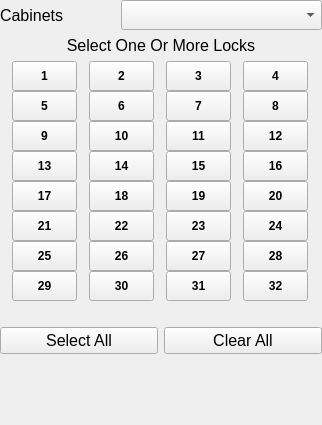
Qt form Key/lockcabinetwidget.ui (BuzzSiler/keycodebox-key) before a commit.
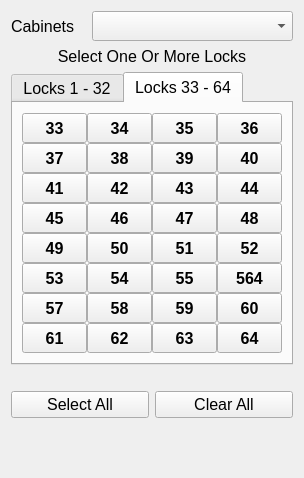
The same form after that commit. The open tabs and pages were chosen to show the change.

The edit to the form file:
```diff
--- a/Key/lockcabinetwidget.ui
+++ b/Key/lockcabinetwidget.ui
@@ -6,8 +6,8 @@
    <rect>
     <x>0</x>
     <y>0</y>
-    <width>322</width>
-    <height>425</height>
+    <width>303</width>
+    <height>478</height>
    </rect>
   </property>
   <property name="sizePolicy">
@@ -47,19 +47,7 @@
 }
 </string>
   </property>
-  <layout class="QVBoxLayout" name="verticalLayout_2">
-   <property name="leftMargin">
-    <number>0</number>
-   </property>
-   <property name="topMargin">
-    <number>0</number>
-   </property>
-   <property name="rightMargin">
-    <number>0</number>
-   </property>
-   <property name="bottomMargin">
-    <number>0</number>
-   </property>
+  <layout class="QVBoxLayout" name="verticalLayout_4">
    <item>
     <layout class="QVBoxLayout" name="vloSelectedCabinet">
      <property name="sizeConstraint">
@@ -117,12 +105,27 @@
     </layout>
    </item>
    <item>
-    <layout class="QVBoxLayout" name="vloLockButtons">
+    <widget class="QTabWidget" name="twLockBanks">
+     <property name="font">
+      <font>
+       <pointsize>12</pointsize>
+      </font>
+     </property>
+     <property name="currentIndex">
+      <number>0</number>
+     </property>
+     <widget class="QWidget" name="tabBankA">
+      <attribute name="title">
+       <string>Locks 1 - 32</string>
+      </attribute>
+      <layout class="QVBoxLayout" name="verticalLayout_2">
+       <item>
+        <layout class="QVBoxLayout" name="vloBankALockButtons">
      <property name="spacing">
       <number>0</number>
      </property>
      <item>
-      <layout class="QHBoxLayout" name="hloLocksRow1">
+          <layout class="QHBoxLayout" name="hloBankALocksRow1">
        <property name="spacing">
         <number>0</number>
        </property>
@@ -268,7 +271,7 @@
       </layout>
      </item>
      <item>
-      <layout class="QHBoxLayout" name="hloLocksRow2">
+          <layout class="QHBoxLayout" name="hloBankALocksRow2">
        <property name="spacing">
         <number>0</number>
        </property>
@@ -411,7 +414,7 @@
       </layout>
      </item>
      <item>
-      <layout class="QHBoxLayout" name="hloLocksRow3">
+          <layout class="QHBoxLayout" name="hloBankALocksRow3">
        <property name="spacing">
         <number>0</number>
        </property>
@@ -554,7 +557,7 @@
       </layout>
      </item>
      <item>
-      <layout class="QHBoxLayout" name="hloLocksRow4">
+          <layout class="QHBoxLayout" name="hloBankALocksRow4">
        <property name="spacing">
         <number>0</number>
        </property>
@@ -697,7 +700,7 @@
       </layout>
      </item>
      <item>
-      <layout class="QHBoxLayout" name="hloLocksRow5">
+          <layout class="QHBoxLayout" name="hloBankALocksRow5">
        <property name="spacing">
         <number>0</number>
        </property>
@@ -840,7 +843,7 @@
       </layout>
      </item>
      <item>
-      <layout class="QHBoxLayout" name="hloLocksRow6">
+          <layout class="QHBoxLayout" name="hloBankALocksRow6">
        <property name="spacing">
         <number>0</number>
        </property>
@@ -983,7 +986,7 @@
       </layout>
      </item>
      <item>
-      <layout class="QHBoxLayout" name="hloLocksRow7">
+          <layout class="QHBoxLayout" name="hloBankALocksRow7">
        <property name="spacing">
         <number>0</number>
        </property>
@@ -1126,7 +1129,7 @@
       </layout>
      </item>
      <item>
-      <layout class="QHBoxLayout" name="hloLocksRow8">
+          <layout class="QHBoxLayout" name="hloBankALocksRow8">
        <property name="spacing">
         <number>0</number>
        </property>
@@ -1275,6 +1278,1177 @@
       </layout>
      </item>
     </layout>
+       </item>
+      </layout>
+     </widget>
+     <widget class="QWidget" name="tabBankB">
+      <attribute name="title">
+       <string>Locks 33 - 64</string>
+      </attribute>
+      <layout class="QVBoxLayout" name="verticalLayout_3">
+       <item>
+        <layout class="QVBoxLayout" name="vloBankBLockButtons">
+         <property name="spacing">
+          <number>0</number>
+         </property>
+         <item>
+          <layout class="QHBoxLayout" name="hloBankBLocksRow1">
+           <property name="spacing">
+            <number>0</number>
+           </property>
+           <item>
+            <widget class="QPushButton" name="pbBankBLock33">
+             <property name="enabled">
+              <bool>true</bool>
+             </property>
+             <property name="sizePolicy">
+              <sizepolicy hsizetype="Fixed" vsizetype="Fixed">
+               <horstretch>0</horstretch>
+               <verstretch>0</verstretch>
+              </sizepolicy>
+             </property>
+             <property name="minimumSize">
+              <size>
+               <width>65</width>
+               <height>30</height>
+              </size>
+             </property>
+             <property name="maximumSize">
+              <size>
+               <width>65</width>
+               <height>30</height>
+              </size>
+             </property>
+             <property name="font">
+              <font>
+               <weight>75</weight>
+               <bold>true</bold>
+              </font>
+             </property>
+             <property name="text">
+              <string>33</string>
+             </property>
+             <property name="checkable">
+              <bool>true</bool>
+             </property>
+            </widget>
+           </item>
+           <item>
+            <widget class="QPushButton" name="pbBankBLock34">
+             <property name="sizePolicy">
+              <sizepolicy hsizetype="Fixed" vsizetype="Fixed">
+               <horstretch>0</horstretch>
+               <verstretch>0</verstretch>
+              </sizepolicy>
+             </property>
+             <property name="minimumSize">
+              <size>
+               <width>65</width>
+               <height>30</height>
+              </size>
+             </property>
+             <property name="maximumSize">
+              <size>
+               <width>65</width>
+               <height>30</height>
+              </size>
+             </property>
+             <property name="font">
+              <font>
+               <weight>75</weight>
+               <bold>true</bold>
+              </font>
+             </property>
+             <property name="text">
+              <string>34</string>
+             </property>
+             <property name="checkable">
+              <bool>true</bool>
+             </property>
+            </widget>
+           </item>
+           <item>
+            <widget class="QPushButton" name="pbBankBLock35">
+             <property name="sizePolicy">
+              <sizepolicy hsizetype="Fixed" vsizetype="Fixed">
+               <horstretch>0</horstretch>
+               <verstretch>0</verstretch>
+              </sizepolicy>
+             </property>
+             <property name="minimumSize">
+              <size>
+               <width>65</width>
+               <height>30</height>
+              </size>
+             </property>
+             <property name="maximumSize">
+              <size>
+               <width>65</width>
+               <height>30</height>
+              </size>
+             </property>
+             <property name="font">
+              <font>
+               <weight>75</weight>
+               <bold>true</bold>
+              </font>
+             </property>
+             <property name="text">
+              <string>35</string>
+             </property>
+             <property name="checkable">
+              <bool>true</bool>
+             </property>
+            </widget>
+           </item>
+           <item>
+            <widget class="QPushButton" name="pbBankBLock36">
+             <property name="sizePolicy">
+              <sizepolicy hsizetype="Fixed" vsizetype="Fixed">
+               <horstretch>0</horstretch>
+               <verstretch>0</verstretch>
+              </sizepolicy>
+             </property>
+             <property name="minimumSize">
+              <size>
+               <width>65</width>
+               <height>30</height>
+              </size>
+             </property>
+             <property name="maximumSize">
+              <size>
+               <width>65</width>
+               <height>30</height>
+              </size>
+             </property>
+             <property name="font">
+              <font>
+               <weight>75</weight>
+               <bold>true</bold>
+              </font>
+             </property>
+             <property name="text">
+              <string>36</string>
+             </property>
+             <property name="checkable">
+              <bool>true</bool>
+             </property>
+            </widget>
+           </item>
+          </layout>
+         </item>
+         <item>
+          <layout class="QHBoxLayout" name="hloBankBLocksRow2">
+           <property name="spacing">
+            <number>0</number>
+           </property>
+           <item>
+            <widget class="QPushButton" name="pbBankBLock37">
+             <property name="sizePolicy">
+              <sizepolicy hsizetype="Fixed" vsizetype="Fixed">
+               <horstretch>0</horstretch>
+               <verstretch>0</verstretch>
+              </sizepolicy>
+             </property>
+             <property name="minimumSize">
+              <size>
+               <width>65</width>
+               <height>30</height>
+              </size>
+             </property>
+             <property name="maximumSize">
+              <size>
+               <width>65</width>
+               <height>30</height>
+              </size>
+             </property>
+             <property name="font">
+              <font>
+               <weight>75</weight>
+               <bold>true</bold>
+              </font>
+             </property>
+             <property name="text">
+              <string>37</string>
+             </property>
+             <property name="checkable">
+              <bool>true</bool>
+             </property>
+            </widget>
+           </item>
+           <item>
+            <widget class="QPushButton" name="pbBankBLock38">
+             <property name="sizePolicy">
+              <sizepolicy hsizetype="Fixed" vsizetype="Fixed">
+               <horstretch>0</horstretch>
+               <verstretch>0</verstretch>
+              </sizepolicy>
+             </property>
+             <property name="minimumSize">
+              <size>
+               <width>65</width>
+               <height>30</height>
+              </size>
+             </property>
+             <property name="maximumSize">
+              <size>
+               <width>65</width>
+               <height>30</height>
+              </size>
+             </property>
+             <property name="font">
+              <font>
+               <weight>75</weight>
+               <bold>true</bold>
+              </font>
+             </property>
+             <property name="text">
+              <string>38</string>
+             </property>
+             <property name="checkable">
+              <bool>true</bool>
+             </property>
+            </widget>
+           </item>
+           <item>
+            <widget class="QPushButton" name="pbBankBLock39">
+             <property name="sizePolicy">
+              <sizepolicy hsizetype="Fixed" vsizetype="Fixed">
+               <horstretch>0</horstretch>
+               <verstretch>0</verstretch>
+              </sizepolicy>
+             </property>
+             <property name="minimumSize">
+              <size>
+               <width>65</width>
+               <height>30</height>
+              </size>
+             </property>
+             <property name="maximumSize">
+              <size>
+               <width>65</width>
+               <height>30</height>
+              </size>
+             </property>
+             <property name="font">
+              <font>
+               <weight>75</weight>
+               <bold>true</bold>
+              </font>
+             </property>
+             <property name="text">
+              <string>39</string>
+             </property>
+             <property name="checkable">
+              <bool>true</bool>
+             </property>
+            </widget>
+           </item>
+           <item>
+            <widget class="QPushButton" name="pbBankBLock40">
+             <property name="sizePolicy">
+              <sizepolicy hsizetype="Fixed" vsizetype="Fixed">
+               <horstretch>0</horstretch>
+               <verstretch>0</verstretch>
+              </sizepolicy>
+             </property>
+             <property name="minimumSize">
+              <size>
+               <width>65</width>
+               <height>30</height>
+              </size>
+             </property>
+             <property name="maximumSize">
+              <size>
+               <width>65</width>
+               <height>30</height>
+              </size>
+             </property>
+             <property name="font">
+              <font>
+               <weight>75</weight>
+               <bold>true</bold>
+              </font>
+             </property>
+             <property name="text">
+              <string>40</string>
+             </property>
+             <property name="checkable">
+              <bool>true</bool>
+             </property>
+            </widget>
+           </item>
+          </layout>
+         </item>
+         <item>
+          <layout class="QHBoxLayout" name="hloBankBLocksRow3">
+           <property name="spacing">
+            <number>0</number>
+           </property>
+           <item>
+            <widget class="QPushButton" name="pbBankBLock41">
+             <property name="sizePolicy">
+              <sizepolicy hsizetype="Fixed" vsizetype="Fixed">
+               <horstretch>0</horstretch>
+               <verstretch>0</verstretch>
+              </sizepolicy>
+             </property>
+             <property name="minimumSize">
+              <size>
+               <width>65</width>
+               <height>30</height>
+              </size>
+             </property>
+             <property name="maximumSize">
+              <size>
+               <width>65</width>
+               <height>30</height>
+              </size>
+             </property>
+             <property name="font">
+              <font>
+               <weight>75</weight>
+               <bold>true</bold>
+              </font>
+             </property>
+             <property name="text">
+              <string>41</string>
+             </property>
+             <property name="checkable">
+              <bool>true</bool>
+             </property>
+            </widget>
+           </item>
+           <item>
+            <widget class="QPushButton" name="pbBankBLock42">
+             <property name="sizePolicy">
+              <sizepolicy hsizetype="Fixed" vsizetype="Fixed">
+               <horstretch>0</horstretch>
+               <verstretch>0</verstretch>
+              </sizepolicy>
+             </property>
+             <property name="minimumSize">
+              <size>
+               <width>65</width>
+               <height>30</height>
+              </size>
+             </property>
+             <property name="maximumSize">
+              <size>
+               <width>65</width>
+               <height>30</height>
+              </size>
+             </property>
+             <property name="font">
+              <font>
+               <weight>75</weight>
+               <bold>true</bold>
+              </font>
+             </property>
+             <property name="text">
+              <string>42</string>
+             </property>
+             <property name="checkable">
+              <bool>true</bool>
+             </property>
+            </widget>
+           </item>
+           <item>
+            <widget class="QPushButton" name="pbBankBLock43">
+             <property name="sizePolicy">
+              <sizepolicy hsizetype="Fixed" vsizetype="Fixed">
+               <horstretch>0</horstretch>
+               <verstretch>0</verstretch>
+              </sizepolicy>
+             </property>
+             <property name="minimumSize">
+              <size>
+               <width>65</width>
+               <height>30</height>
+              </size>
+             </property>
+             <property name="maximumSize">
+              <size>
+               <width>65</width>
+               <height>30</height>
+              </size>
+             </property>
+             <property name="font">
+              <font>
+               <weight>75</weight>
+               <bold>true</bold>
+              </font>
+             </property>
+             <property name="text">
+              <string>43</string>
+             </property>
+             <property name="checkable">
+              <bool>true</bool>
+             </property>
+            </widget>
+           </item>
+           <item>
+            <widget class="QPushButton" name="pbBankBLock44">
+             <property name="sizePolicy">
+              <sizepolicy hsizetype="Fixed" vsizetype="Fixed">
+               <horstretch>0</horstretch>
+               <verstretch>0</verstretch>
+              </sizepolicy>
+             </property>
+             <property name="minimumSize">
+              <size>
+               <width>65</width>
+               <height>30</height>
+              </size>
+             </property>
+             <property name="maximumSize">
+              <size>
+               <width>65</width>
+               <height>30</height>
+              </size>
+             </property>
+             <property name="font">
+              <font>
+               <weight>75</weight>
+               <bold>true</bold>
+              </font>
+             </property>
+             <property name="text">
+              <string>44</string>
+             </property>
+             <property name="checkable">
+              <bool>true</bool>
+             </property>
+            </widget>
+           </item>
+          </layout>
+         </item>
+         <item>
+          <layout class="QHBoxLayout" name="hloBankBLocksRow4">
+           <property name="spacing">
+            <number>0</number>
+           </property>
+           <item>
+            <widget class="QPushButton" name="pbBankBLock45">
+             <property name="sizePolicy">
+              <sizepolicy hsizetype="Fixed" vsizetype="Fixed">
+               <horstretch>0</horstretch>
+               <verstretch>0</verstretch>
+              </sizepolicy>
+             </property>
+             <property name="minimumSize">
+              <size>
+               <width>65</width>
+               <height>30</height>
+              </size>
+             </property>
+             <property name="maximumSize">
+              <size>
+               <width>65</width>
+               <height>30</height>
+              </size>
+             </property>
+             <property name="font">
+              <font>
+               <weight>75</weight>
+               <bold>true</bold>
+              </font>
+             </property>
+             <property name="text">
+              <string>45</string>
+             </property>
+             <property name="checkable">
+              <bool>true</bool>
+             </property>
+            </widget>
+           </item>
+           <item>
+            <widget class="QPushButton" name="pbBankBLock46">
+             <property name="sizePolicy">
+              <sizepolicy hsizetype="Fixed" vsizetype="Fixed">
+               <horstretch>0</horstretch>
+               <verstretch>0</verstretch>
+              </sizepolicy>
+             </property>
+             <property name="minimumSize">
+              <size>
+               <width>65</width>
+               <height>30</height>
+              </size>
+             </property>
+             <property name="maximumSize">
+              <size>
+               <width>65</width>
+               <height>30</height>
+              </size>
+             </property>
+             <property name="font">
+              <font>
+               <weight>75</weight>
+               <bold>true</bold>
+              </font>
+             </property>
+             <property name="text">
+              <string>46</string>
+             </property>
+             <property name="checkable">
+              <bool>true</bool>
+             </property>
+            </widget>
+           </item>
+           <item>
+            <widget class="QPushButton" name="pbBankBLock47">
+             <property name="sizePolicy">
+              <sizepolicy hsizetype="Fixed" vsizetype="Fixed">
+               <horstretch>0</horstretch>
+               <verstretch>0</verstretch>
+              </sizepolicy>
+             </property>
+             <property name="minimumSize">
+              <size>
+               <width>65</width>
+               <height>30</height>
+              </size>
+             </property>
+             <property name="maximumSize">
+              <size>
+               <width>65</width>
+               <height>30</height>
+              </size>
+             </property>
+             <property name="font">
+              <font>
+               <weight>75</weight>
+               <bold>true</bold>
+              </font>
+             </property>
+             <property name="text">
+              <string>47</string>
+             </property>
+             <property name="checkable">
+              <bool>true</bool>
+             </property>
+            </widget>
+           </item>
+           <item>
+            <widget class="QPushButton" name="pbBankBLock48">
+             <property name="sizePolicy">
+              <sizepolicy hsizetype="Fixed" vsizetype="Fixed">
+               <horstretch>0</horstretch>
+               <verstretch>0</verstretch>
+              </sizepolicy>
+             </property>
+             <property name="minimumSize">
+              <size>
+               <width>65</width>
+               <height>30</height>
+              </size>
+             </property>
+             <property name="maximumSize">
+              <size>
+               <width>65</width>
+               <height>30</height>
+              </size>
+             </property>
+             <property name="font">
+              <font>
+               <weight>75</weight>
+               <bold>true</bold>
+              </font>
+             </property>
+             <property name="text">
+              <string>48</string>
+             </property>
+             <property name="checkable">
+              <bool>true</bool>
+             </property>
+            </widget>
+           </item>
+          </layout>
+         </item>
+         <item>
+          <layout class="QHBoxLayout" name="hloBankBLocksRow5">
+           <property name="spacing">
+            <number>0</number>
+           </property>
+           <item>
+            <widget class="QPushButton" name="pbBankBLock49">
+             <property name="sizePolicy">
+              <sizepolicy hsizetype="Fixed" vsizetype="Fixed">
+               <horstretch>0</horstretch>
+               <verstretch>0</verstretch>
+              </sizepolicy>
+             </property>
+             <property name="minimumSize">
+              <size>
+               <width>65</width>
+               <height>30</height>
+              </size>
+             </property>
+             <property name="maximumSize">
+              <size>
+               <width>65</width>
+               <height>30</height>
+              </size>
+             </property>
+             <property name="font">
+              <font>
+               <weight>75</weight>
+               <bold>true</bold>
+              </font>
+             </property>
+             <property name="text">
+              <string>49</string>
+             </property>
+             <property name="checkable">
+              <bool>true</bool>
+             </property>
+            </widget>
+           </item>
+           <item>
+            <widget class="QPushButton" name="pbBankBLock50">
+             <property name="sizePolicy">
+              <sizepolicy hsizetype="Fixed" vsizetype="Fixed">
+               <horstretch>0</horstretch>
+               <verstretch>0</verstretch>
+              </sizepolicy>
+             </property>
+             <property name="minimumSize">
+              <size>
+               <width>65</width>
+               <height>30</height>
+              </size>
+             </property>
+             <property name="maximumSize">
+              <size>
+               <width>65</width>
+               <height>30</height>
+              </size>
+             </property>
+             <property name="font">
+              <font>
+               <weight>75</weight>
+               <bold>true</bold>
+              </font>
+             </property>
+             <property name="text">
+              <string>50</string>
+             </property>
+             <property name="checkable">
+              <bool>true</bool>
+             </property>
+            </widget>
+           </item>
+           <item>
+            <widget class="QPushButton" name="pbBankBLock51">
+             <property name="sizePolicy">
+              <sizepolicy hsizetype="Fixed" vsizetype="Fixed">
+               <horstretch>0</horstretch>
+               <verstretch>0</verstretch>
+              </sizepolicy>
+             </property>
+             <property name="minimumSize">
+              <size>
+               <width>65</width>
+               <height>30</height>
+              </size>
+             </property>
+             <property name="maximumSize">
+              <size>
+               <width>65</width>
+               <height>30</height>
+              </size>
+             </property>
+             <property name="font">
+              <font>
+               <weight>75</weight>
+               <bold>true</bold>
+              </font>
+             </property>
+             <property name="text">
+              <string>51</string>
+             </property>
+             <property name="checkable">
+              <bool>true</bool>
+             </property>
+            </widget>
+           </item>
+           <item>
+            <widget class="QPushButton" name="pbBankBLock52">
+             <property name="sizePolicy">
+              <sizepolicy hsizetype="Fixed" vsizetype="Fixed">
+               <horstretch>0</horstretch>
+               <verstretch>0</verstretch>
+              </sizepolicy>
+             </property>
+             <property name="minimumSize">
+              <size>
+               <width>65</width>
+               <height>30</height>
+              </size>
+             </property>
+             <property name="maximumSize">
+              <size>
+               <width>65</width>
+               <height>30</height>
+              </size>
+             </property>
+             <property name="font">
+              <font>
+               <weight>75</weight>
+               <bold>true</bold>
+              </font>
+             </property>
+             <property name="text">
+              <string>52</string>
+             </property>
+             <property name="checkable">
+              <bool>true</bool>
+             </property>
+            </widget>
+           </item>
+          </layout>
+         </item>
+         <item>
+          <layout class="QHBoxLayout" name="hloBankBLocksRow6">
+           <property name="spacing">
+            <number>0</number>
+           </property>
+           <item>
+            <widget class="QPushButton" name="pbBankBLock53">
+             <property name="sizePolicy">
+              <sizepolicy hsizetype="Fixed" vsizetype="Fixed">
+               <horstretch>0</horstretch>
+               <verstretch>0</verstretch>
+              </sizepolicy>
+             </property>
+             <property name="minimumSize">
+              <size>
+               <width>65</width>
+               <height>30</height>
+              </size>
+             </property>
+             <property name="maximumSize">
+              <size>
+               <width>65</width>
+               <height>30</height>
+              </size>
+             </property>
+             <property name="font">
+              <font>
+               <weight>75</weight>
+               <bold>true</bold>
+              </font>
+             </property>
+             <property name="text">
+              <string>53</string>
+             </property>
+             <property name="checkable">
+              <bool>true</bool>
+             </property>
+            </widget>
+           </item>
+           <item>
+            <widget class="QPushButton" name="pbBankBLock54">
+             <property name="sizePolicy">
+              <sizepolicy hsizetype="Fixed" vsizetype="Fixed">
+               <horstretch>0</horstretch>
+               <verstretch>0</verstretch>
+              </sizepolicy>
+             </property>
+             <property name="minimumSize">
+              <size>
+               <width>65</width>
+               <height>30</height>
+              </size>
+             </property>
+             <property name="maximumSize">
+              <size>
+               <width>65</width>
+               <height>30</height>
+              </size>
+             </property>
+             <property name="font">
+              <font>
+               <weight>75</weight>
+               <bold>true</bold>
+              </font>
+             </property>
+             <property name="text">
+              <string>54</string>
+             </property>
+             <property name="checkable">
+              <bool>true</bool>
+             </property>
+            </widget>
+           </item>
+           <item>
+            <widget class="QPushButton" name="pbBankBLock55">
+             <property name="sizePolicy">
+              <sizepolicy hsizetype="Fixed" vsizetype="Fixed">
+               <horstretch>0</horstretch>
+               <verstretch>0</verstretch>
+              </sizepolicy>
+             </property>
+             <property name="minimumSize">
+              <size>
+               <width>65</width>
+               <height>30</height>
+              </size>
+             </property>
+             <property name="maximumSize">
+              <size>
+               <width>65</width>
+               <height>30</height>
+              </size>
+             </property>
+             <property name="font">
+              <font>
+               <weight>75</weight>
+               <bold>true</bold>
+              </font>
+             </property>
+             <property name="text">
+              <string>55</string>
+             </property>
+             <property name="checkable">
+              <bool>true</bool>
+             </property>
+            </widget>
+           </item>
+           <item>
+            <widget class="QPushButton" name="pbBankBLock56">
+             <property name="sizePolicy">
+              <sizepolicy hsizetype="Fixed" vsizetype="Fixed">
+               <horstretch>0</horstretch>
+               <verstretch>0</verstretch>
+              </sizepolicy>
+             </property>
+             <property name="minimumSize">
+              <size>
+               <width>65</width>
+               <height>30</height>
+              </size>
+             </property>
+             <property name="maximumSize">
+              <size>
+               <width>65</width>
+               <height>30</height>
+              </size>
+             </property>
+             <property name="font">
+              <font>
+               <weight>75</weight>
+               <bold>true</bold>
+              </font>
+             </property>
+             <property name="text">
+              <string>564</string>
+             </property>
+             <property name="checkable">
+              <bool>true</bool>
+             </property>
+            </widget>
+           </item>
+          </layout>
+         </item>
+         <item>
+          <layout class="QHBoxLayout" name="hloBankBLocksRow7">
+           <property name="spacing">
+            <number>0</number>
+           </property>
+           <item>
+            <widget class="QPushButton" name="pbBankBLock57">
+             <property name="sizePolicy">
+              <sizepolicy hsizetype="Fixed" vsizetype="Fixed">
+               <horstretch>0</horstretch>
+               <verstretch>0</verstretch>
+              </sizepolicy>
+             </property>
+             <property name="minimumSize">
+              <size>
+               <width>65</width>
+               <height>30</height>
+              </size>
+             </property>
+             <property name="maximumSize">
+              <size>
+               <width>65</width>
+               <height>30</height>
+              </size>
+             </property>
+             <property name="font">
+              <font>
+               <weight>75</weight>
+               <bold>true</bold>
+              </font>
+             </property>
+             <property name="text">
+              <string>57</string>
+             </property>
+             <property name="checkable">
+              <bool>true</bool>
+             </property>
+            </widget>
+           </item>
+           <item>
+            <widget class="QPushButton" name="pbBankBLock58">
+             <property name="sizePolicy">
+              <sizepolicy hsizetype="Fixed" vsizetype="Fixed">
+               <horstretch>0</horstretch>
+               <verstretch>0</verstretch>
+              </sizepolicy>
+             </property>
+             <property name="minimumSize">
+              <size>
+               <width>65</width>
+               <height>30</height>
+              </size>
+             </property>
+             <property name="maximumSize">
+              <size>
+               <width>65</width>
+               <height>30</height>
+              </size>
+             </property>
+             <property name="font">
+              <font>
+               <weight>75</weight>
+               <bold>true</bold>
+              </font>
+             </property>
+             <property name="text">
+              <string>58</string>
+             </property>
+             <property name="checkable">
+              <bool>true</bool>
+             </property>
+            </widget>
+           </item>
+           <item>
+            <widget class="QPushButton" name="pbBankBLock59">
+             <property name="sizePolicy">
+              <sizepolicy hsizetype="Fixed" vsizetype="Fixed">
+               <horstretch>0</horstretch>
+               <verstretch>0</verstretch>
+              </sizepolicy>
+             </property>
+             <property name="minimumSize">
+              <size>
+               <width>65</width>
+               <height>30</height>
+              </size>
+             </property>
+             <property name="maximumSize">
+              <size>
+               <width>65</width>
+               <height>30</height>
+              </size>
+             </property>
+             <property name="font">
+              <font>
+               <weight>75</weight>
+               <bold>true</bold>
+              </font>
+             </property>
+             <property name="text">
+              <string>59</string>
+             </property>
+             <property name="checkable">
+              <bool>true</bool>
+             </property>
+            </widget>
+           </item>
+           <item>
+            <widget class="QPushButton" name="pbBankBLock60">
+             <property name="sizePolicy">
+              <sizepolicy hsizetype="Fixed" vsizetype="Fixed">
+               <horstretch>0</horstretch>
+               <verstretch>0</verstretch>
+              </sizepolicy>
+             </property>
+             <property name="minimumSize">
+              <size>
+               <width>65</width>
+               <height>30</height>
+              </size>
+             </property>
+             <property name="maximumSize">
+              <size>
+               <width>65</width>
+               <height>30</height>
+              </size>
+             </property>
+             <property name="font">
+              <font>
+               <weight>75</weight>
+               <bold>true</bold>
+              </font>
+             </property>
+             <property name="text">
+              <string>60</string>
+             </property>
+             <property name="checkable">
+              <bool>true</bool>
+             </property>
+            </widget>
+           </item>
+          </layout>
+         </item>
+         <item>
+          <layout class="QHBoxLayout" name="hloBankBLocksRow8">
+           <property name="spacing">
+            <number>0</number>
+           </property>
+           <item>
+            <widget class="QPushButton" name="pbBankBLock61">
+             <property name="sizePolicy">
+              <sizepolicy hsizetype="Fixed" vsizetype="Fixed">
+               <horstretch>0</horstretch>
+               <verstretch>0</verstretch>
+              </sizepolicy>
+             </property>
+             <property name="minimumSize">
+              <size>
+               <width>65</width>
+               <height>30</height>
+              </size>
+             </property>
+             <property name="maximumSize">
+              <size>
+               <width>65</width>
+               <height>30</height>
+              </size>
+             </property>
+             <property name="font">
+              <font>
+               <weight>75</weight>
+               <bold>true</bold>
+              </font>
+             </property>
+             <property name="styleSheet">
+              <string notr="true"/>
+             </property>
+             <property name="text">
+              <string>61</string>
+             </property>
+             <property name="checkable">
+              <bool>true</bool>
+             </property>
+            </widget>
+           </item>
+           <item>
+            <widget class="QPushButton" name="pbBankBLock62">
+             <property name="sizePolicy">
+              <sizepolicy hsizetype="Fixed" vsizetype="Fixed">
+               <horstretch>0</horstretch>
+               <verstretch>0</verstretch>
+              </sizepolicy>
+             </property>
+             <property name="minimumSize">
+              <size>
+               <width>65</width>
+               <height>30</height>
+              </size>
+             </property>
+             <property name="maximumSize">
+              <size>
+               <width>65</width>
+               <height>30</height>
+              </size>
+             </property>
+             <property name="font">
+              <font>
+               <weight>75</weight>
+               <bold>true</bold>
+              </font>
+             </property>
+             <property name="text">
+              <string>62</string>
+             </property>
+             <property name="checkable">
+              <bool>true</bool>
+             </property>
+            </widget>
+           </item>
+           <item>
+            <widget class="QPushButton" name="pbBankBLock63">
+             <property name="sizePolicy">
+              <sizepolicy hsizetype="Fixed" vsizetype="Fixed">
+               <horstretch>0</horstretch>
+               <verstretch>0</verstretch>
+              </sizepolicy>
+             </property>
+             <property name="minimumSize">
+              <size>
+               <width>65</width>
+               <height>30</height>
+              </size>
+             </property>
+             <property name="maximumSize">
+              <size>
+               <width>65</width>
+               <height>30</height>
+              </size>
+             </property>
+             <property name="font">
+              <font>
+               <weight>75</weight>
+               <bold>true</bold>
+              </font>
+             </property>
+             <property name="text">
+              <string>63</string>
+             </property>
+             <property name="checkable">
+              <bool>true</bool>
+             </property>
+            </widget>
+           </item>
+           <item>
+            <widget class="QPushButton" name="pbBankBLock64">
+             <property name="enabled">
+              <bool>true</bool>
+             </property>
+             <property name="sizePolicy">
+              <sizepolicy hsizetype="Fixed" vsizetype="Fixed">
+               <horstretch>0</horstretch>
+               <verstretch>0</verstretch>
+              </sizepolicy>
+             </property>
+             <property name="minimumSize">
+              <size>
+               <width>65</width>
+               <height>30</height>
+              </size>
+             </property>
+             <property name="maximumSize">
+              <size>
+               <width>65</width>
+               <height>30</height>
+              </size>
+             </property>
+             <property name="font">
+              <font>
+               <weight>75</weight>
+               <bold>true</bold>
+              </font>
+             </property>
+             <property name="text">
+              <string>64</string>
+             </property>
+             <property name="checkable">
+              <bool>true</bool>
+             </property>
+            </widget>
+           </item>
+          </layout>
+         </item>
+        </layout>
+       </item>
+      </layout>
+     </widget>
+    </widget>
    </item>
    <item>
     <layout class="QVBoxLayout" name="verticalLayout">
```
Left out of the diff: 64 changed lines with no effect on the pictures. Lines whose indentation alone changed are shown as unchanged.
